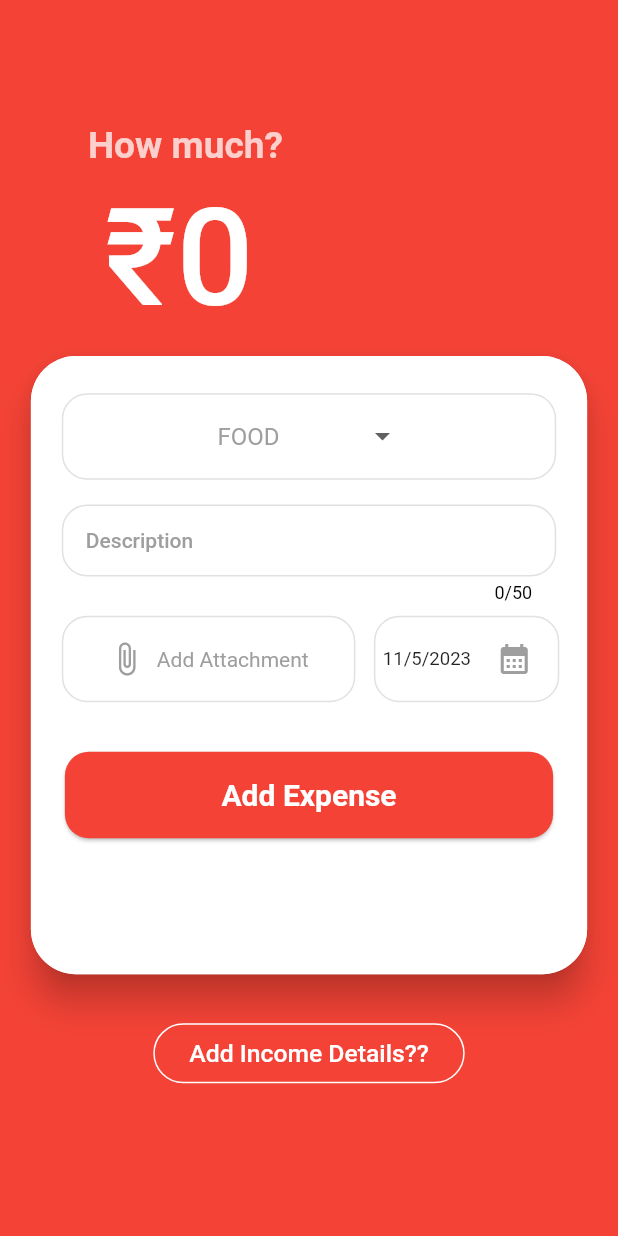
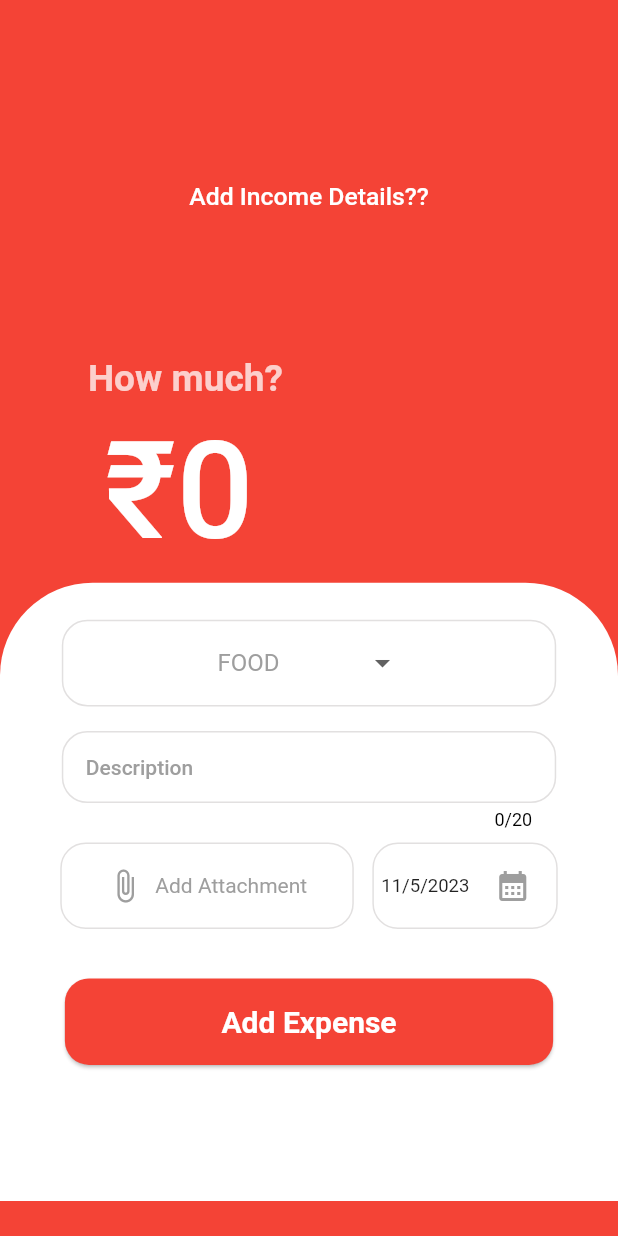
Before and after one commit to rahulsvaz/expense_manager, a Flutter app: the AddTransaction screen opened directly, after a tap on "Add Expense Details??", on a phone screen of 412 x 824 dp. Run offline on Flutter 3.47's test engine with Material 2 defaults, Android fonts, the phone set to English and light mode, and no system bars; our stand-ins replace awesome_snackbar_content, flutter_onboarding_slider, get, google_fonts, google_nav_bar, hive_flutter and 3 more; missing offline and left inert: flutter_swipe_button; accounts and stored records are empty.

Commit message:
add transaction layout changed

```diff
--- a/lib/main.dart
+++ b/lib/main.dart
@@ -33,7 +33,7 @@ class MyApp extends StatelessWidget {
       title: 'Expensense',
       debugShowCheckedModeBanner: false,
       theme: ThemeData.light().copyWith(
-       useMaterial3: true, scaffoldBackgroundColor: Pallete.scaffoldBgColor),
+       useMaterial3: true,),
       home: Hive.box<User>('UserBox').isEmpty
           ? const OnboardingScreen()
           : const GnavNavigation(),
--- a/lib/view/NavigationBar/g_nav.dart
+++ b/lib/view/NavigationBar/g_nav.dart
@@ -31,7 +31,6 @@ class GnavNavigationState extends State<GnavNavigation> {
     //  final height = MediaQuery.sizeOf(context).height;
     return Scaffold(
       bottomNavigationBar: GNav(
-        backgroundColor: Pallete.scaffoldBgColor,
         activeColor: Pallete.purple,
         gap: 5,
         padding: const EdgeInsets.all(16),
--- a/lib/view/addTransaction/add_transaction.dart
+++ b/lib/view/addTransaction/add_transaction.dart
@@ -20,7 +20,7 @@ class _AddTransactionState extends State<AddTransaction> {
   Widget build(BuildContext context) {
     final widgetController = Get.put(TransactionScreenController());
     final height = MediaQuery.sizeOf(context).height;
-final width = MediaQuery.sizeOf(context).width;
+    final width = MediaQuery.sizeOf(context).width;
 
     return Scaffold(
       body: Obx(() => AnimatedContainer(
@@ -34,16 +34,11 @@ final width = MediaQuery.sizeOf(context).width;
             ),
             child: SingleChildScrollView(
               child: Column(
-                mainAxisAlignment: MainAxisAlignment.center,
                 children: [
-                  Obx(() =>
-                      widgetController.activeWidget.value == 'expense-widget'
-                          ? incomeScreen
-                          : expenseScreen),
-                   SizedBox(
-                    height: height*0.03,
+                    SizedBox(
+                    height: height * 0.13,
                   ),
-                  Obx(() => OutlinedButton(
+                  Obx(() => TextButton(
                         onPressed: () {
                           if (widgetController.activeWidget.value ==
                               'expense-widget') {
@@ -57,10 +52,15 @@ final width = MediaQuery.sizeOf(context).width;
                                   'expense-widget'
                               ? 'Add Expense Details??'
                               : 'Add Income Details??',
-                          style:  TextStyle(
-                              color: Pallete.white, fontSize: width*0.04),
+                          style: TextStyle(
+                              color: Pallete.white, fontSize: width * 0.04),
                         ),
                       )),
+                  Obx(() =>
+                      widgetController.activeWidget.value == 'expense-widget'
+                          ? incomeScreen
+                          : expenseScreen),
+
                 ],
               ),
             ),
--- a/lib/view/addTransaction/viewModel/Widgets/expense_widget.dart
+++ b/lib/view/addTransaction/viewModel/Widgets/expense_widget.dart
@@ -55,15 +55,14 @@ class _ExpenseWidgetState extends State<ExpenseWidget> {
             ),
           ),
         ),
-        Card(
-          elevation: 10,
-          shape:
-              RoundedRectangleBorder(borderRadius: BorderRadius.circular(30)),
-          child: Container(
-            width: width * 0.9,
-            decoration: const BoxDecoration(
+        Container(
+          decoration: BoxDecoration(
             color: Pallete.white,
-                borderRadius: BorderRadius.all(Radius.circular(30))),
+            borderRadius: BorderRadius.only(
+              topLeft: Radius.circular(width * 0.15),
+              topRight: Radius.circular(width * 0.15),
+            ),
+          ),
           child: SingleChildScrollView(
             child: Column(
               children: [
@@ -78,7 +77,7 @@ class _ExpenseWidgetState extends State<ExpenseWidget> {
                   constraints: BoxConstraints(maxWidth: width * 0.80),
                   child: TextFormField(
                     controller: _descriptionController,
-                      maxLength: 50,
+                    maxLength: 20,
                     cursorColor: Pallete.grey,
                     decoration: InputDecoration(
                       hintText: 'Description',
@@ -89,10 +88,7 @@ class _ExpenseWidgetState extends State<ExpenseWidget> {
                   ),
                 ),
                 SizedBox(height: height * 0.01),
-                  Row(children: [
-                    SizedBox(
-                      width: width * 0.05,
-                    ),
+                Row(mainAxisAlignment: MainAxisAlignment.center, children: [
                   AttachmentButton(
                     width: width * 0.50,
                     height: height,
@@ -109,15 +105,14 @@ class _ExpenseWidgetState extends State<ExpenseWidget> {
                       ScaffoldMessenger.of(context)
                           .showSnackBar(CustomSnackbar.emptyAmountSnackbar);
                     }
-                      final amount =
-                          double.parse(_amountController.text.trim());
+                    final amount = double.parse(_amountController.text.trim());
                     Transactions newTransaction =
                         transactionController.createNewExpense(
                       amount: amount,
                       type: 'expense',
                       dateAndTime: dateController.selectedDate,
-                        category: categoryController.selectedCategory.value
-                            .toString(),
+                      category:
+                          categoryController.selectedCategory.value.toString(),
                       imageUrl: '',
                       description: _descriptionController.text.toString(),
                     );
@@ -139,7 +134,6 @@ class _ExpenseWidgetState extends State<ExpenseWidget> {
             ),
           ),
         ),
-        ),
       ],
     );
   }
--- a/lib/view/addTransaction/viewModel/Widgets/income_widget.dart
+++ b/lib/view/addTransaction/viewModel/Widgets/income_widget.dart
@@ -1,7 +1,9 @@
+import 'package:expense_manager/view/addTransaction/viewModel/Widgets/expense_widget.dart';
 import 'package:expense_manager/viewModel/addTransaction/controller/add_transaction_controller.dart';
 import 'package:expense_manager/model/repository/transactionsModel/transaction_model.dart';
 import 'package:expense_manager/view/NavigationBar/g_nav.dart';
 import 'package:expense_manager/view/addTransaction/viewModel/Widgets/date_button.dart';
+import 'package:expense_manager/viewModel/addTransaction/transaction_screen_controller.dart';
 import 'package:expense_manager/viewModel/dopDownController/drop_down_controller.dart';
 import 'package:expense_manager/view/addTransaction/viewModel/Widgets/snackBars/snackbar.dart';
 import 'package:expense_manager/viewModel/addTransaction/date_controller.dart';
@@ -63,25 +65,20 @@ class _IncomeWidgetState extends State<IncomeWidget> {
             ),
           ),
         ),
-        Card(
-          elevation: 10,
-          shape:
-              RoundedRectangleBorder(borderRadius: BorderRadius.circular(30)),
-          child: Container(
-            width: width * 0.9,
-            decoration: const BoxDecoration(
+        Container(
+          decoration: BoxDecoration(
               color: Pallete.white,
-                borderRadius: BorderRadius.all(Radius.circular(30))),
+              borderRadius: BorderRadius.only(
+                  topLeft: Radius.circular(width * 0.15),
+                  topRight: Radius.circular(width * 0.15))),
           child: SingleChildScrollView(
             child: Column(
               children: [
                 SizedBox(
-                    height: height * 0.03,
+                  height: height * 0.06,
                 ),
                 // const DropDown(),
-                  SizedBox(
-                    height: height * 0.02,
-                  ),
+
                 ConstrainedBox(
                   constraints: BoxConstraints(maxWidth: width * 0.80),
                   child: TextFormField(
@@ -97,10 +94,7 @@ class _IncomeWidgetState extends State<IncomeWidget> {
                   ),
                 ),
                 SizedBox(height: height * 0.01),
-                  Row(children: [
-                    SizedBox(
-                      width: width * 0.05,
-                    ),
+                Row(mainAxisAlignment: MainAxisAlignment.center, children: [
                   GestureDetector(
                     onTap: () {
                       attachment.pickAttachment();
@@ -119,7 +113,8 @@ class _IncomeWidgetState extends State<IncomeWidget> {
                 LoginSignUpButton(
                   onPressed: () {
                     if (_amountController.text.isEmpty) {
-                        ScaffoldMessenger.of(context).showSnackBar(CustomSnackbar.emptyAmountSnackbar);
+                      ScaffoldMessenger.of(context)
+                          .showSnackBar(CustomSnackbar.emptyAmountSnackbar);
                     }
 
                     final amount =
@@ -133,7 +128,7 @@ class _IncomeWidgetState extends State<IncomeWidget> {
                       imageUrl: attachment.imagePath.value,
                       description: _descriptionController.text.toString(),
                     );
-                      transactionController.addIncome(newIncome,context);
+                    transactionController.addIncome(newIncome, context);
 
                     Get.offAll(const GnavNavigation());
                   },
@@ -141,6 +136,7 @@ class _IncomeWidgetState extends State<IncomeWidget> {
                   buttonTextColor: Pallete.white,
                   backgroundColor: Pallete.incomeBackGroundColor,
                 ),
+
                 SizedBox(
                   height: height * 0.11,
                 ),
@@ -148,7 +144,6 @@ class _IncomeWidgetState extends State<IncomeWidget> {
             ),
           ),
         ),
-        ),
       ],
     );
   }
```
Lines whose indentation alone changed are shown as unchanged.
